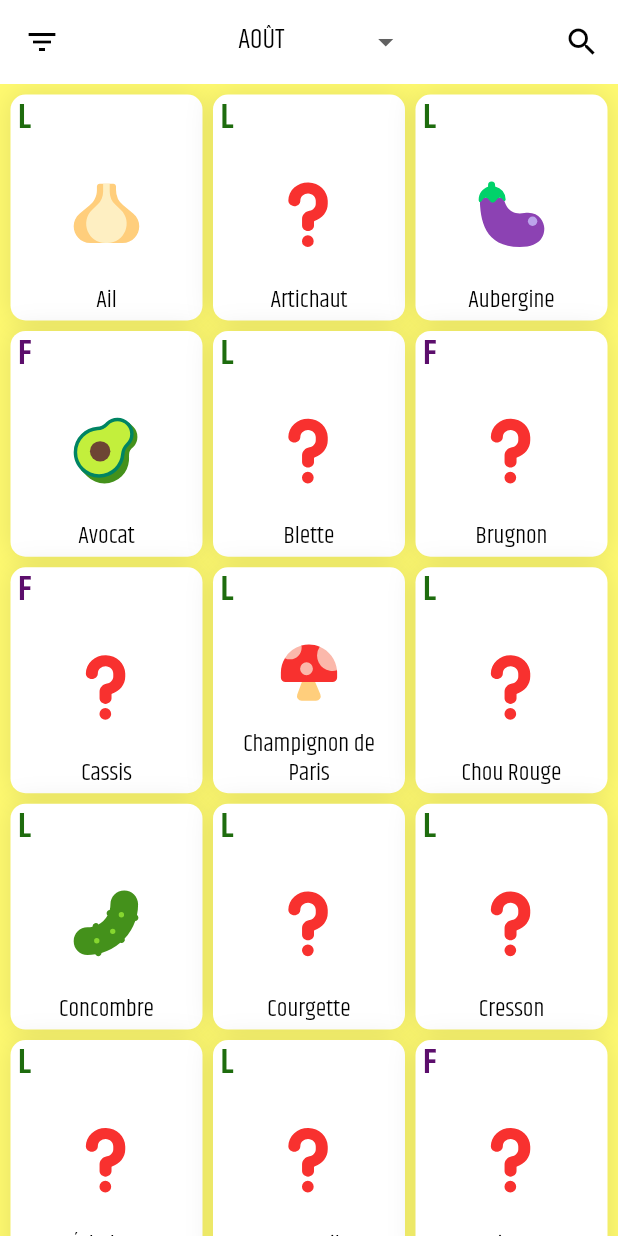
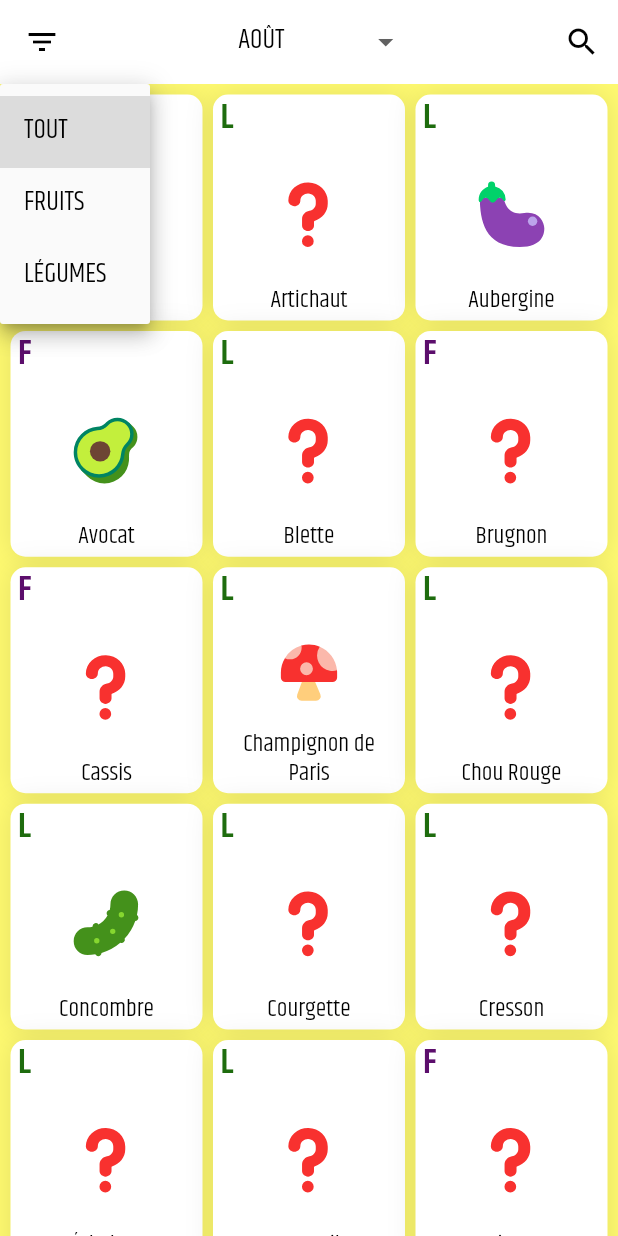
Before and after one commit to TheoBlandin/manger_de_saison, a Flutter app: the screen it shows after launch, after a tap on the "filter list" icon, on a phone screen of 412 x 824 dp. Run offline on Flutter 3.47's test engine with Material 2 defaults, Android fonts, the phone set to English and light mode, and no system bars; drawn by our look-alikes of dropdown_button2; our stand-ins replace flutter_svg, google_fonts.

Commit message:
add sort

```diff
--- a/lib/food.dart
+++ b/lib/food.dart
@@ -1,6 +1,6 @@
 class Food {
   final String _name;
-  final int _type; // 0: vegetable, 1: fruit
+  final int _type; // 0: fruit, 1: vegetable
   final List<String> _months;
   final String _image;
 
--- a/lib/food_card.dart
+++ b/lib/food_card.dart
@@ -34,9 +34,9 @@ class FoodCard extends StatelessWidget {
             children: [
             Row(
               children: [
-                Text(food.typeGetter == 0 ? 'L' : 'F',
+                Text(food.typeGetter == 0 ? 'F' : 'L',
                     style: TextStyle(
-                      color: food.typeGetter == 0 ? vegetable : fruit,
+                      color: food.typeGetter == 0 ? fruit : vegetable,
                       fontSize: 23,
                       fontWeight: FontWeight.w600,
                       height: 1.2,
--- a/lib/main.dart
+++ b/lib/main.dart
@@ -86,11 +86,13 @@ class MainApp extends StatefulWidget {
 
 class _MainAppState extends State<MainApp> {
   int? monthSelected;
+  int? sortSelected;
 
   @override
   void initState() {
     super.initState();
     monthSelected = DateTime.now().month - 1;
+    sortSelected = 0;
   }
 
   var foods = <Food>[];
@@ -106,8 +108,11 @@ class _MainAppState extends State<MainApp> {
 
   @override
   Widget build(BuildContext context) {
-    // ignore: curly_braces_in_flow_control_structures
+    debugPrint("sort selected: ");
+    debugPrint(sortSelected.toString());
+
     if (jsonParse == null)
+      // ignore: curly_braces_in_flow_control_structures
       readJson();
     else if (foods.isEmpty) {
       jsonParse.forEach((key, value) {
@@ -138,6 +143,12 @@ class _MainAppState extends State<MainApp> {
       'TOUT'
     ];
 
+    final sort = <String>[
+      'TOUT',
+      'FRUITS',
+      'LÉGUMES'
+    ];
+
     final List<DropdownMenuEntry<String>> monthEntries =
         <DropdownMenuEntry<String>>[];
     for (final String month in months) {
@@ -163,7 +174,7 @@ class _MainAppState extends State<MainApp> {
         }
         else {
           currentFoods = foods
-              .where((food) => food.monthsGetter.contains(months[monthSelected!].toLowerCase()))
+              .where((food) => (food.monthsGetter.contains(months[monthSelected!].toLowerCase())) && (sortSelected == 0 || food.typeGetter == sortSelected! - 1))
               .map((food) => FoodCard(food: food))
               .toList();
         }
@@ -185,32 +196,32 @@ class _MainAppState extends State<MainApp> {
             centerTitle: true,
             backgroundColor: Colors.white,
             elevation: 0.0,
-            leading: IconButton(
-              icon: const Icon(Icons.filter_list),
-              color: Colors.black,
-              onPressed: () {},
+            leading: DropdownButtonHideUnderline(
+              child: DropdownButton2(
+                customButton: const Icon(
+                  Icons.filter_list,
+                  color: Colors.black,
+                ),
+                items: sort.map((String s) => DropdownMenuItem<String> (
+                  value: sort.indexOf(s).toString(),
+                  child: Text(s, style: GoogleFonts.khand(
+                    color: Colors.black,
+                    fontSize: 18,
+                    fontWeight: FontWeight.w400,
+                    height: 1.2,
+                  )),
+                )).toList(),
+                value: sortSelected.toString(),
+                onChanged: (String? value) {
+                  setState(() {
+                    sortSelected = int.parse(value!);
+                  });
+                },
+                dropdownStyleData: const DropdownStyleData(
+                  width: 100,
+                ),
+              ),
             ),
-            // title: DropdownMenu(
-            //     dropdownMenuEntries: monthEntries,
-            //     initialSelection: monthSelected.toString(),
-            //     enableSearch: false,
-            //     trailingIcon: const Icon(
-            //       Icons.arrow_drop_down,
-            //       color: Colors.black,
-            //     ),
-            //     width: 140,
-            //     inputDecorationTheme: const InputDecorationTheme(
-            //       outlineBorder: BorderSide(
-            //         color: Colors.transparent,
-            //       ),
-            //     ),
-            //     onSelected: (value) {
-            //       debugPrint(value);
-            //       setState(() {
-            //         monthSelected = int.parse(value!);
-            //         debugPrint(monthSelected.toString());
-            //       });
-            //     }),
             title: DropdownButtonHideUnderline(
               child: DropdownButton2<String>(
                 items: months.map((String month) => DropdownMenuItem<String>(
@@ -230,7 +241,7 @@ class _MainAppState extends State<MainApp> {
                 },
                 dropdownStyleData: const DropdownStyleData(
                   maxHeight: 350,
-                )
+                ),
               ),
             ),
             actions: [
```
Also changed, not shown: assets/calendar.json (+98 -98 lines).
